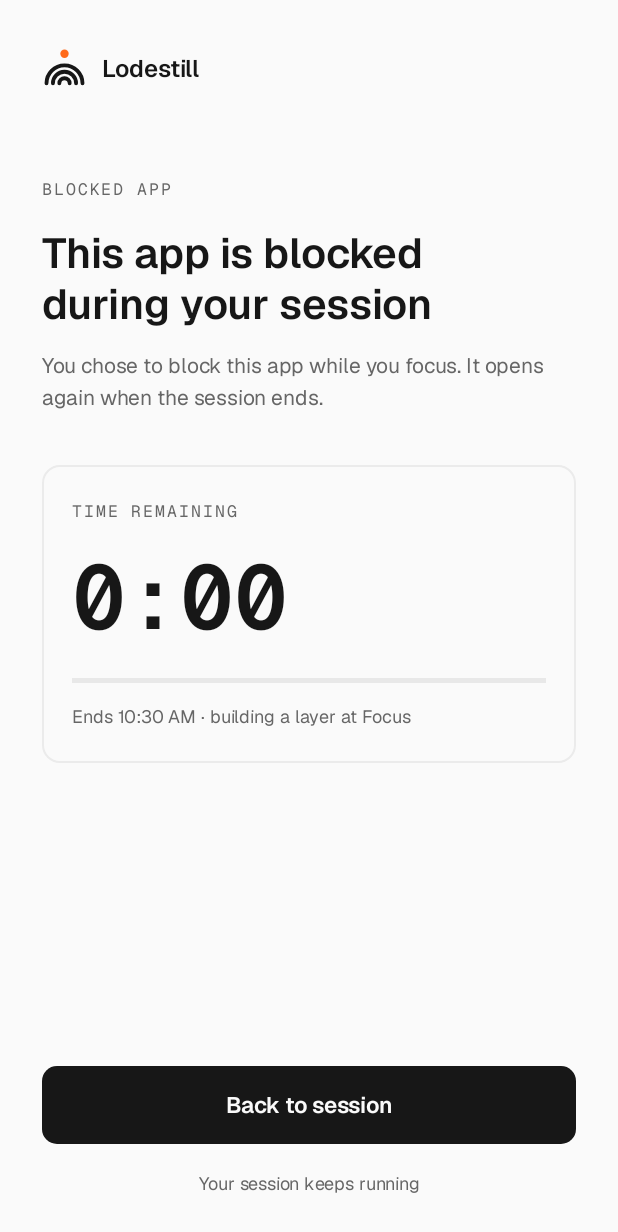
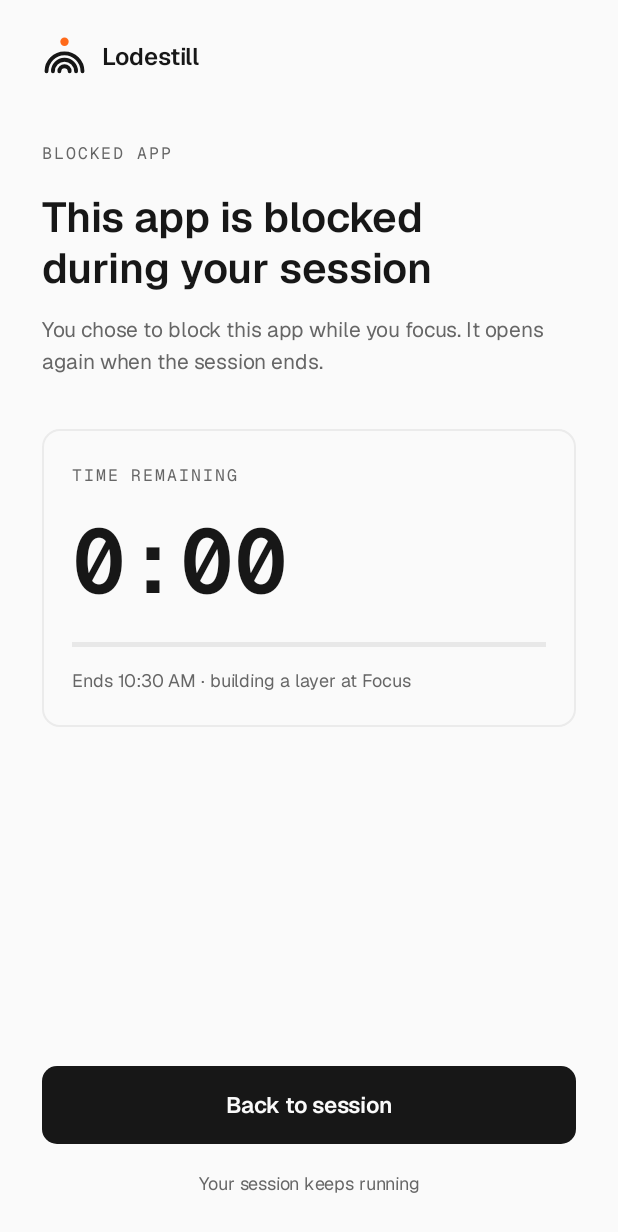
Before and after one commit to JoyalGeorge2006/lodestill, an Android app built with Jetpack Compose: the BlockedActivity screen opened directly, with no data from a screen before it, on a phone screen of 412 x 824 dp. Shown: the top 1232 px of the screen. Run offline under Robolectric (Android 15) with nearby library versions, the phone set to English and light mode, and no system bars; our stand-ins replace Room's generated code; 1 statement that could not run was skipped.

Commit message:
Blocked screen: scrollable content, pinned button; dark capture in emulator test

```diff
--- a/app/src/main/java/dev/joyal/lodestill/BlockedActivity.kt
+++ b/app/src/main/java/dev/joyal/lodestill/BlockedActivity.kt
@@ -22,6 +22,10 @@ import androidx.compose.foundation.layout.height
 import androidx.compose.foundation.layout.padding
 import androidx.compose.foundation.layout.safeDrawingPadding
 import androidx.compose.foundation.layout.size
+import androidx.compose.foundation.layout.WindowInsets
+import androidx.compose.foundation.rememberScrollState
+import androidx.compose.foundation.verticalScroll
+import androidx.compose.foundation.layout.ColumnScope
 import androidx.compose.foundation.shape.RoundedCornerShape
 import androidx.compose.material3.MaterialTheme
 import androidx.compose.material3.Surface
@@ -171,12 +175,13 @@ private fun BlockedScreen(label: String, remainingSec: Long, progress: Float, en
     val dark = cs.background == Color(0xFF000000)
     val ends = DateFormat.getTimeInstance(DateFormat.SHORT).format(Date(endsAt))
     Column(Modifier.fillMaxSize().safeDrawingPadding().padding(horizontal = 28.dp)) {
-        Spacer(Modifier.height(32.dp))
+        Column(Modifier.weight(1f).verticalScroll(rememberScrollState())) {
+        Spacer(Modifier.height(24.dp))
         Row(verticalAlignment = Alignment.CenterVertically, horizontalArrangement = Arrangement.spacedBy(10.dp)) {
             LodestillMark(Modifier.size(30.dp, 27.dp), cs.onBackground, if (dark) Color(0xFFFF8A3D) else Color(0xFFFF6A1A))
             Text("Lodestill", fontFamily = GeistSans, fontWeight = FontWeight.SemiBold, fontSize = 16.sp, color = cs.onBackground)
         }
-        Spacer(Modifier.height(56.dp))
+        Spacer(Modifier.height(40.dp))
         Text("BLOCKED APP", fontFamily = GeistMono, fontSize = 11.sp, letterSpacing = 1.3.sp, color = cs.onSurfaceVariant)
         Spacer(Modifier.height(14.dp))
         Text("$label is blocked\nduring your session", fontFamily = GeistSans, fontWeight = FontWeight.SemiBold,
@@ -196,7 +201,7 @@ private fun BlockedScreen(label: String, remainingSec: Long, progress: Float, en
             Text("Ends $ends · building a layer at $place", fontFamily = GeistSans, fontSize = 12.sp,
                 color = cs.onSurfaceVariant, modifier = Modifier.padding(top = 12.dp))
         }
-        Spacer(Modifier.weight(1f))
+        }
         Box(Modifier.fillMaxWidth().height(52.dp).background(cs.onBackground, RoundedCornerShape(10.dp))
             .clickable(onClick = onBack), contentAlignment = Alignment.Center) {
             Text("Back to session", fontFamily = GeistSans, fontWeight = FontWeight.SemiBold, fontSize = 15.sp, color = cs.background)
```
Also changed, not shown: 1 other file.
